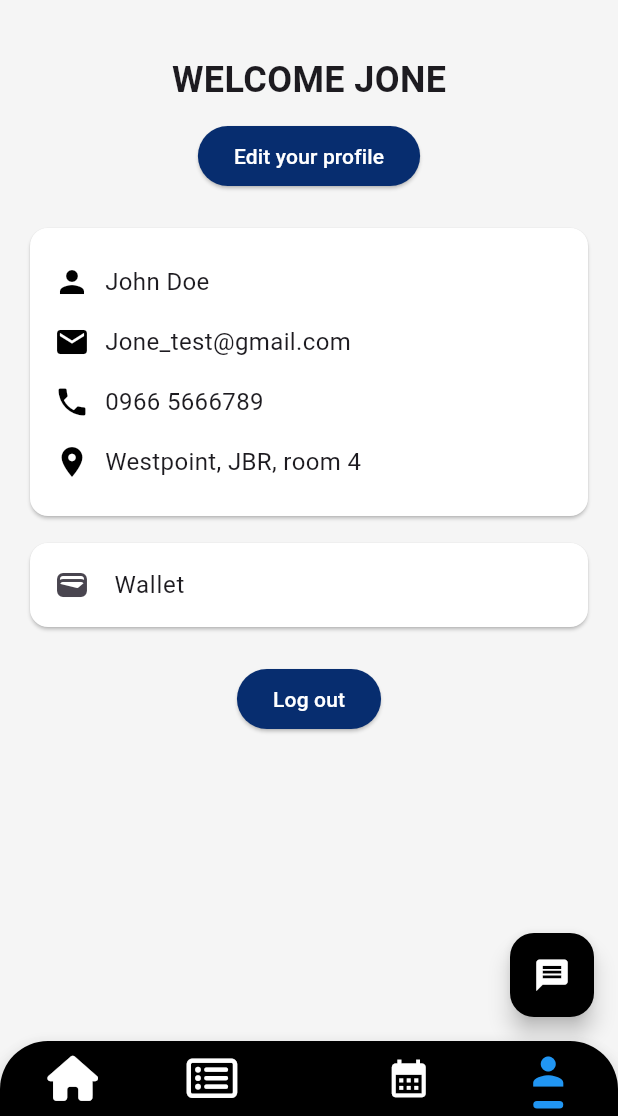
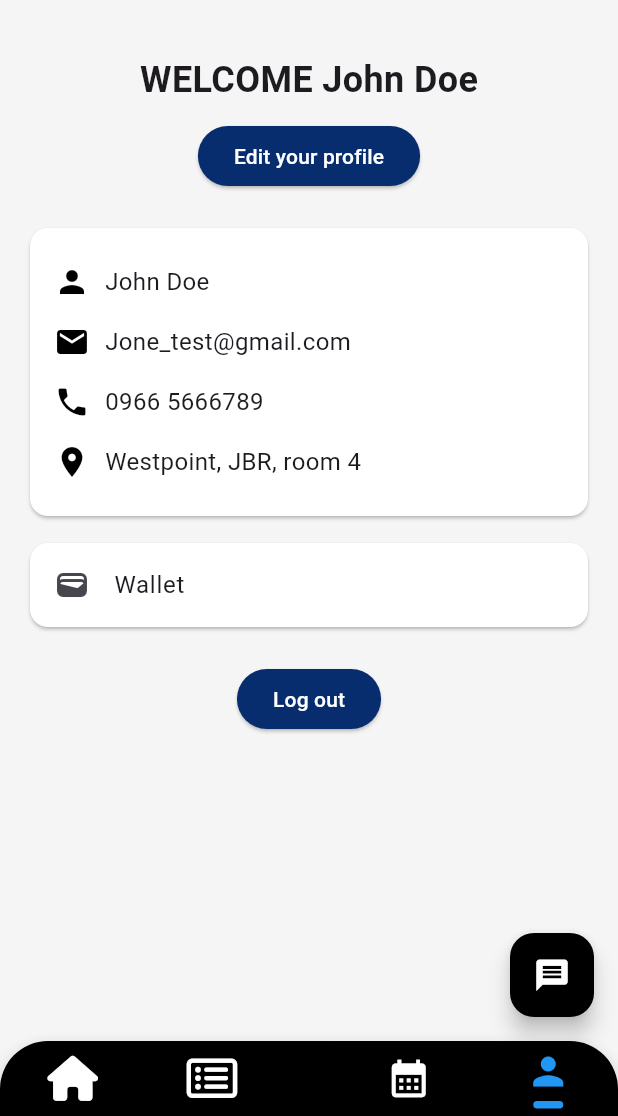
Before and after one commit to Abdulaziz-Alamri/Dronify_app, a Flutter app: the screen it shows after launch, item 4 of the bottom bar chosen, on a phone screen of 412 x 824 dp, the part 120-1236 px from its top. Run offline on Flutter 3.47's test engine with Material 3 defaults, Android fonts, the phone set to English and light mode, and no system bars; drawn by our look-alikes of animated_bottom_navigation_bar; our stand-ins replace bloc, flutter_bloc, font_awesome_flutter, image_picker, pinput, sizer.

Commit message:
profile_screen

```diff
--- a/apps/dronify/lib/profile/profile_screen.dart
+++ b/apps/dronify/lib/profile/profile_screen.dart
@@ -46,10 +46,10 @@ class ProfileScreen extends StatelessWidget {
                   padding: const EdgeInsets.all(16.0),
                   child: Column(
                     children: [
-                      const SizedBox(height: 20),
-                      const Text(
-                        'WELCOME JONE',
-                        style: TextStyle(
+                      SizedBox(height: 20),
+                      Text(
+                        'WELCOME $userName',
+                        style: const TextStyle(
                           fontSize: 24,
                           fontWeight: FontWeight.bold,
                         ),
```
